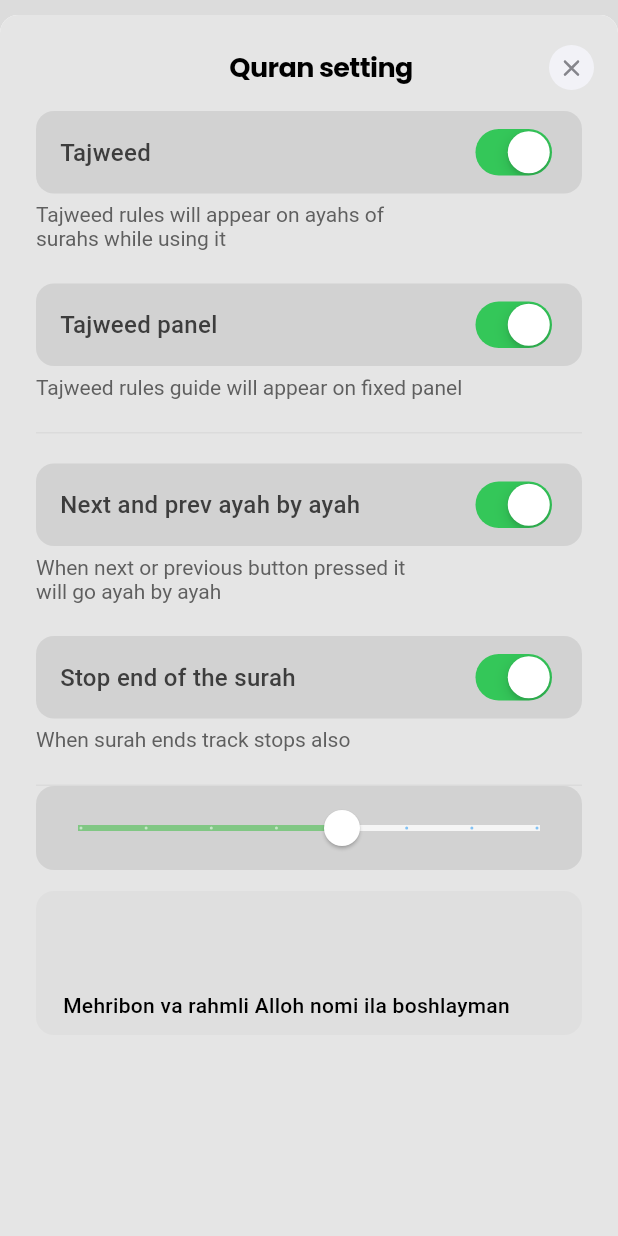
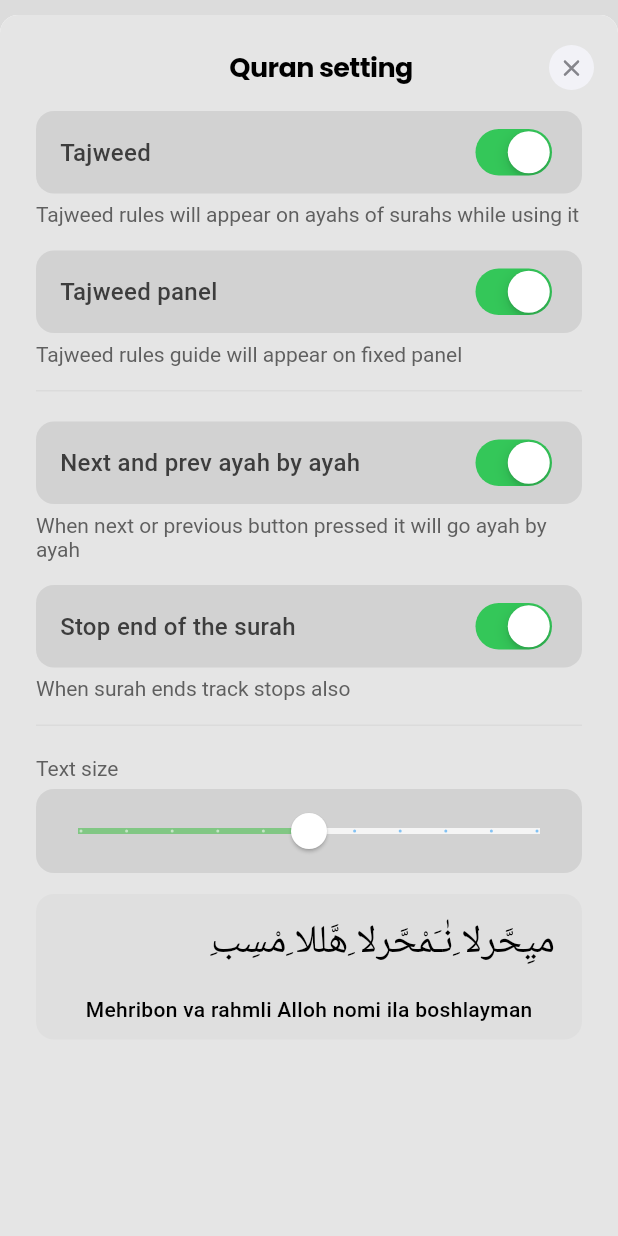
Before and after one commit to IbrohimJamoliddinov/Al-Quron, a Flutter app: what showSettingsDialog() shows on an empty page, opened directly, on a phone screen of 412 x 824 dp. Run offline on Flutter 3.47's test engine with Material 2 defaults, Android fonts, the phone set to English and light mode, and no system bars; our stand-ins replace carousel_slider, flutter_svg, just_audio, modal_bottom_sheet, percent_indicator, permission_handler and 3 more; missing offline and left inert: flutter_qiblah; accounts and stored records are empty; project files that could hold a hidden picture were left out.

```diff
--- a/lib/src/dialog/bottom_dialog.dart
+++ b/lib/src/dialog/bottom_dialog.dart
@@ -59,7 +59,7 @@ class BottomDialog {
                   ),
                   Expanded(
                     child: ListView(
-                      shrinkWrap: true,
+                      padding: EdgeInsets.zero,
                       children: [
                         TextSwitch(
                           paddingBox: EdgeInsets.symmetric(
@@ -77,22 +77,17 @@ class BottomDialog {
                             });
                           },
                         ),
-                        Row(
-                          mainAxisAlignment: MainAxisAlignment.start,
-                          children: [
                         Container(
-                              width: 260,
                           margin: EdgeInsets.symmetric(
-                                  horizontal: 24, vertical: 6),
+                            horizontal: 24,
+                            vertical: 6,
+                          ),
                           child: Text(
                             "Tajweed rules will appear on ayahs of surahs while using it",
-                                maxLines: 2,
                             style: TextStyle(
                               color: AppTheme.textColorGrey,
                             ),
                           ),
-                            ),
-                          ],
                         ),
                         TextSwitch(
                           paddingBox: EdgeInsets.symmetric(
@@ -102,7 +97,7 @@ class BottomDialog {
                           status: statusTwo,
                           boxBorderRadius: BorderRadius.circular(12),
                           marginBox:
-                              EdgeInsets.only(left: 24, right: 24, top: 16),
+                              EdgeInsets.only(left: 24, right: 24, top: 10),
                           boxColor: Color(0xFFD2D2D2),
                           text: "Tajweed panel",
                           selected: (bool selected) {
@@ -111,26 +106,19 @@ class BottomDialog {
                             });
                           },
                         ),
-                        Row(
-                          mainAxisAlignment: MainAxisAlignment.start,
-                          children: [
                         Container(
-                              width: MediaQuery.of(context).size.width - 48,
-                              margin: EdgeInsets.symmetric(
-                                  horizontal: 24, vertical: 6),
+                          margin:
+                              EdgeInsets.symmetric(horizontal: 24, vertical: 6),
                           child: Text(
                             "Tajweed rules guide will appear on fixed panel",
-                                  maxLines: 2,
                             style: TextStyle(
                               color: AppTheme.textColorGrey,
-                                  )),
                             ),
-                          ],
+                          ),
                         ),
                         Container(
                           height: 1,
-                          width: MediaQuery.of(context).size.width - 48,
-                          margin: EdgeInsets.only(left: 24, right: 24, top: 16),
+                          margin: EdgeInsets.only(left: 24, right: 24, top: 10),
                           color: Color(0xFFDBDBDB),
                         ),
                         SizedBox(
@@ -152,21 +140,17 @@ class BottomDialog {
                             });
                           },
                         ),
-                        Row(
-                          mainAxisAlignment: MainAxisAlignment.start,
-                          children: [
                         Container(
-                              width: 260,
                           margin: EdgeInsets.symmetric(
-                                  horizontal: 24, vertical: 6),
+                            horizontal: 24,
+                            vertical: 6,
+                          ),
                           child: Text(
                             "When next or previous button pressed it will go ayah by ayah",
-                                  maxLines: 2,
                             style: TextStyle(
                               color: AppTheme.textColorGrey,
-                                  )),
                             ),
-                          ],
+                          ),
                         ),
                         TextSwitch(
                           paddingBox: EdgeInsets.symmetric(
@@ -176,7 +160,7 @@ class BottomDialog {
                           status: statusFou,
                           boxBorderRadius: BorderRadius.circular(12),
                           marginBox:
-                              EdgeInsets.only(left: 24, right: 24, top: 16),
+                              EdgeInsets.only(left: 24, right: 24, top: 10),
                           boxColor: Color(0xFFD2D2D2),
                           text: "Stop end of the surah",
                           selected: (bool selected) {
@@ -185,26 +169,35 @@ class BottomDialog {
                             });
                           },
                         ),
-                        Row(
-                          mainAxisAlignment: MainAxisAlignment.start,
-                          children: [
                         Container(
-                              width: MediaQuery.of(context).size.width - 48,
-                              margin: EdgeInsets.symmetric(
-                                  horizontal: 24, vertical: 6),
-                              child: Text("When surah ends track stops also",
-                                  maxLines: 2,
+                          margin:
+                              EdgeInsets.symmetric(horizontal: 24, vertical: 6),
+                          child: Text(
+                            "When surah ends track stops also",
                             style: TextStyle(
                               color: AppTheme.textColorGrey,
-                                  )),
                             ),
-                          ],
+                          ),
                         ),
                         Container(
                           height: 1,
-                          width: MediaQuery.of(context).size.width - 48,
-                          margin: EdgeInsets.only(left: 24, right: 24, top: 16),
+                          margin: EdgeInsets.only(
+                            left: 24,
+                            right: 24,
+                            top: 10,
+                            bottom: 14,
+                          ),
                           color: Color(0xFFDBDBDB),
+                        ),
+                        Container(
+                          margin:
+                              EdgeInsets.symmetric(horizontal: 24, vertical: 6),
+                          child: Text(
+                            "Text size",
+                            style: TextStyle(
+                              color: AppTheme.textColorGrey,
+                            ),
+                          ),
                         ),
                         Container(
                           margin: EdgeInsets.symmetric(horizontal: 24),
@@ -229,7 +222,7 @@ class BottomDialog {
                               value: _currentSliderValue,
                               min: 0,
                               max: 100,
-                              divisions: 7,
+                              divisions: 10,
                               label: _currentSliderValue.round().toString(),
                               onChanged: (double value) {
                                 setState(() {
@@ -239,22 +232,40 @@ class BottomDialog {
                             ),
                           ),
                         ),
-                        GestureDetector(
-                          onTap: () {},
-                          child: Container(
-                            width: MediaQuery.of(context).size.width - 48,
+                        Container(
                           margin: EdgeInsets.only(
-                                left: 24, right: 24, top: 14, bottom: 16),
+                            left: 24,
+                            right: 24,
+                            top: 14,
+                            bottom: 16,
+                          ),
                           decoration: BoxDecoration(
                             color: Color(0xFFDFDFDF),
                             borderRadius: BorderRadius.circular(12),
                           ),
-                            padding: EdgeInsets.only(left: 18, bottom: 12),
+                          padding: EdgeInsets.only(
+                            left: 18,
+                            right: 18,
+                            bottom: 12,
+                            top: 31,
+                          ),
                           child: Column(
                             children: [
-                                SizedBox(height: 68),
-                                Row(
-                                  children: [
+                              Container(
+                                child: Text(
+                                  "ِميِحَّرلا ِنٰـَمْحَّرلا ِهَّللا ِمْسِب",
+                                  textAlign: TextAlign.end,
+                                  style: TextStyle(
+                                    color: Colors.black,
+                                    fontSize: 26,
+                                    height: 0.54,
+                                    fontWeight: FontWeight.w500,
+                                    letterSpacing: 0.2,
+                                  ),
+                                ),
+                                alignment: Alignment.centerRight,
+                              ),
+                              SizedBox(height: 24),
                               Text(
                                 "Mehribon va rahmli Alloh nomi ila boshlayman",
                                 maxLines: 2,
@@ -266,9 +277,6 @@ class BottomDialog {
                                 ),
                               ),
                             ],
-                                )
-                              ],
-                            ),
                           ),
                         )
                       ],
--- a/lib/src/ui/more/more_screen.dart
+++ b/lib/src/ui/more/more_screen.dart
@@ -38,7 +38,7 @@ class _MoreScreenState extends State<MoreScreen> {
                 actions: [
                   GestureDetector(
                     onTap: () {
-                      BottomDialog.showSettingsDialog(context);
+
                     },
                     child: Container(
                       margin: EdgeInsets.only(right: 16),
--- a/lib/src/ui/quran/quran_item_screen.dart
+++ b/lib/src/ui/quran/quran_item_screen.dart
@@ -676,7 +676,9 @@ class _QuranItemScreenState extends State<QuranItemScreen>
                             ),
                             SizedBox(width: 4),
                             GestureDetector(
-                              onTap: () {},
+                              onTap: () {
+                                BottomDialog.showSettingsDialog(context);
+                              },
                               child: SvgPicture.asset(
                                 "assets/icons/player_settings.svg",
                               ),
```
Also changed, not shown: assets/images/person.png (added). Lines whose indentation alone changed are shown as unchanged.
